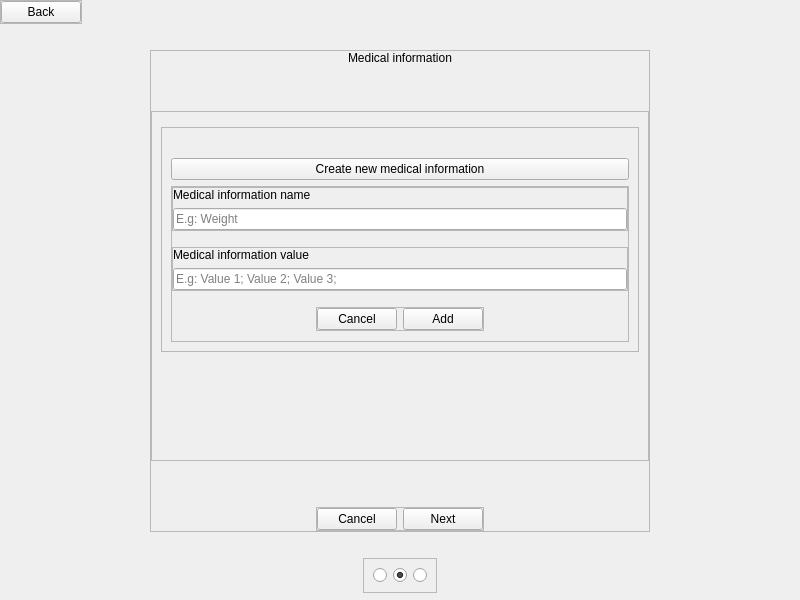
First picture: the form in skin application/skinApplication/src/views/ui/ui_add_patient_mi.ui, repository AgustinCartaya/SkinApplication, before the edit.
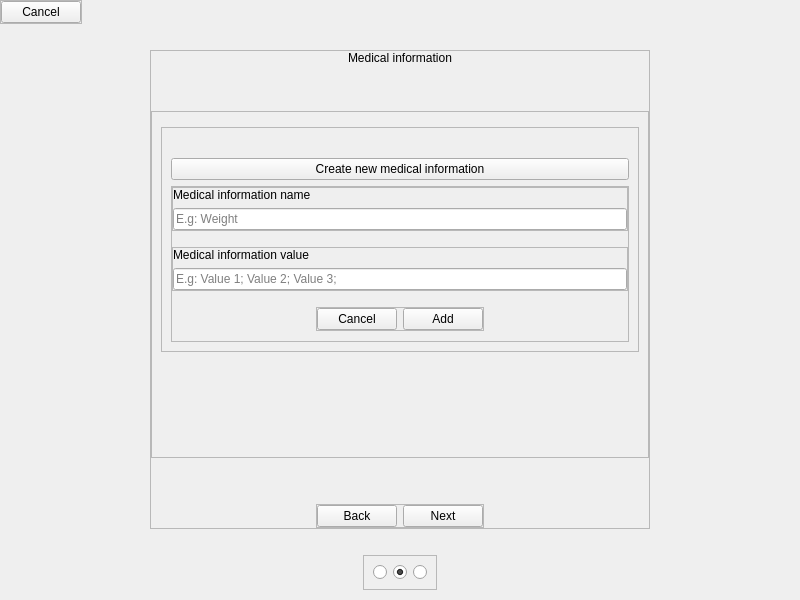
Second picture: the form after the edit. Custom widgets are drawn as their Qt base class.

What changed in the file:
```diff
--- a/skin application/skinApplication/src/views/ui/ui_add_patient_mi.ui
+++ b/skin application/skinApplication/src/views/ui/ui_add_patient_mi.ui
@@ -30,10 +30,10 @@
     <number>0</number>
    </property>
    <property name="bottomMargin">
-    <number>7</number>
+    <number>10</number>
    </property>
    <item alignment="Qt::AlignLeft|Qt::AlignTop">
-    <widget class="QFrame" name="frame_5">
+    <widget class="QFrame" name="c_navigator2">
      <property name="frameShape">
       <enum>QFrame::StyledPanel</enum>
      </property>
@@ -57,9 +57,9 @@
        <number>0</number>
       </property>
       <item>
-       <widget class="NavigatorButton" name="bt_back">
+       <widget class="NavigatorButton" name="bt_cancel">
         <property name="text">
-         <string>Back</string>
+         <string>Cancel</string>
         </property>
        </widget>
       </item>
@@ -143,7 +143,7 @@
            <x>0</x>
            <y>0</y>
            <width>496</width>
-           <height>327</height>
+           <height>315</height>
           </rect>
          </property>
          <layout class="QVBoxLayout" name="verticalLayout_3">
@@ -378,9 +378,9 @@
           <number>0</number>
          </property>
          <item>
-          <widget class="Button" name="bt_cancel">
+          <widget class="Button" name="bt_back">
            <property name="text">
-            <string>Cancel</string>
+            <string>Back</string>
            </property>
           </widget>
          </item>
@@ -414,7 +414,7 @@
     </spacer>
    </item>
    <item alignment="Qt::AlignHCenter|Qt::AlignVCenter">
-    <widget class="QFrame" name="frame_3">
+    <widget class="QFrame" name="c_rb_views">
      <property name="frameShape">
       <enum>QFrame::StyledPanel</enum>
      </property>
```
